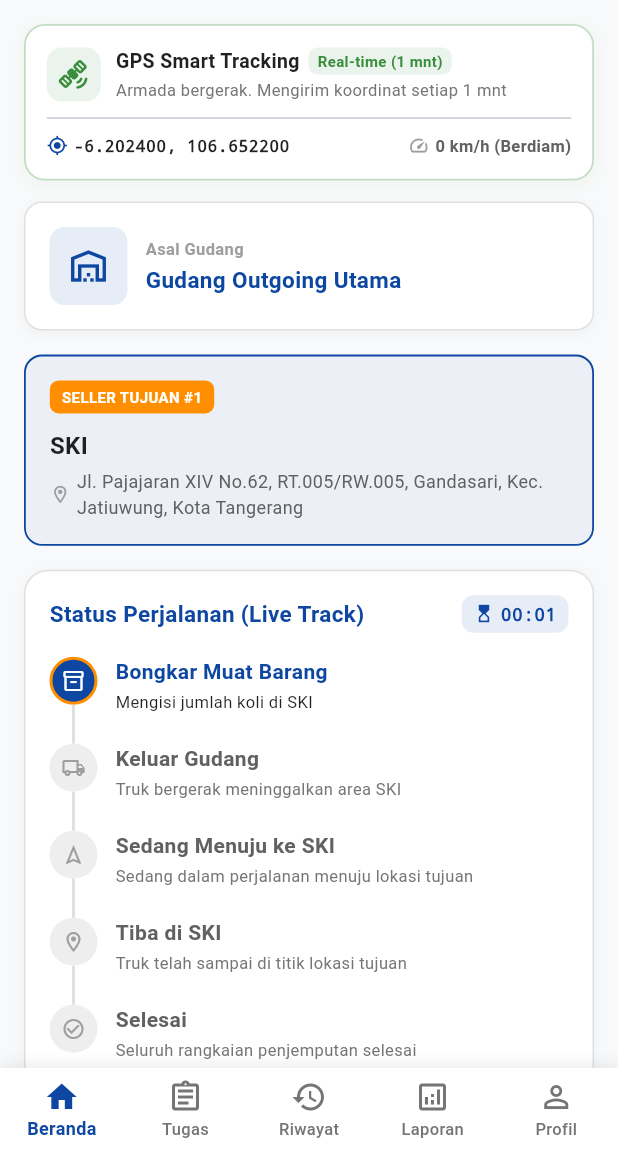
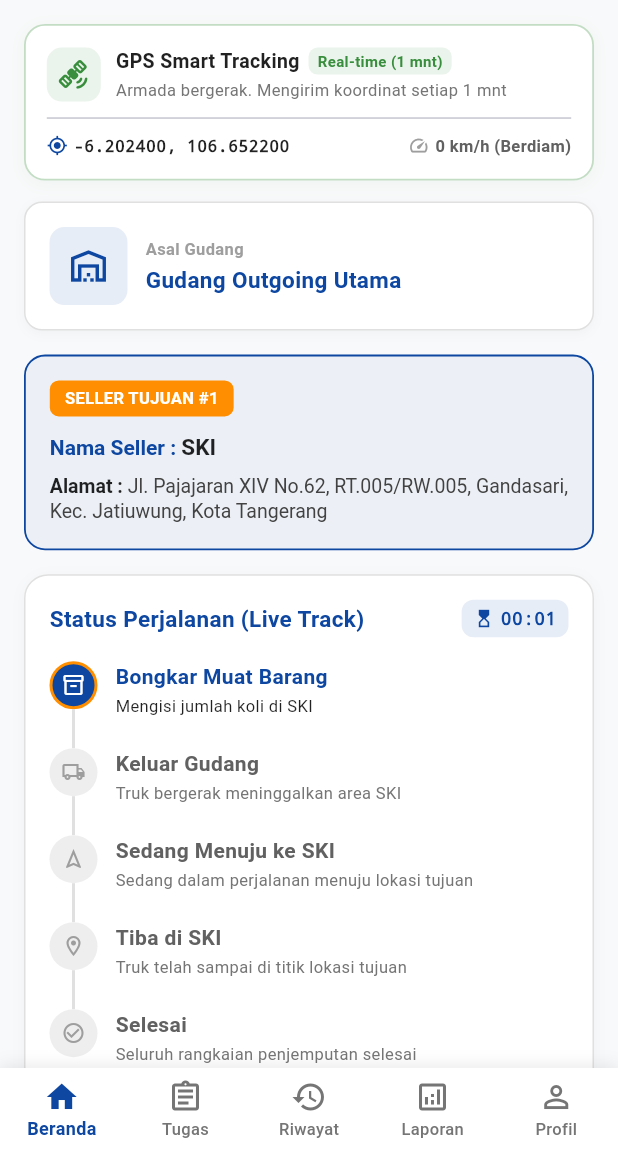
Before and after one commit to YonatanSilitonga/Driver, a Flutter app: the screen it shows after launch, after a tap on "Masuk", after a tap on "Mulai Perjalanan", on a phone screen of 412 x 824 dp, the part 84-1236 px from its top. Run offline on Flutter 3.47's test engine with Material 3 defaults, Android fonts, the phone set to English and light mode, and no system bars; our stand-ins replace dio, geolocator, shared_preferences; network calls fail.

Commit message:
fix: rute awaludin, tombol koli, dan perbaikan izin internet rilis

```diff
--- a/lib/screens/home_screen.dart
+++ b/lib/screens/home_screen.dart
@@ -114,6 +114,7 @@ class _HomeScreenState extends State<HomeScreen> {
   // Dummy Live GPS Coordinates
   double _latitude = -6.2024;
   double _longitude = 106.6522;
+  int _currentSpeedKmH = 0;
 
   // Identitas tracking (dari konfigurasi, bukan hardcode)
   int _idDriver = 3;
@@ -174,7 +175,7 @@ class _HomeScreenState extends State<HomeScreen> {
     try {
       final pos = await Geolocator.getCurrentPosition(
         locationSettings: const LocationSettings(
-          accuracy: LocationAccuracy.medium,
+          accuracy: LocationAccuracy.high,
           timeLimit: Duration(seconds: 10),
         ),
       );
@@ -182,6 +183,9 @@ class _HomeScreenState extends State<HomeScreen> {
       setState(() {
         _latitude = pos.latitude;
         _longitude = pos.longitude;
+        // Konversi m/s ke km/h
+        final speedMs = pos.speed < 0 ? 0.0 : pos.speed;
+        _currentSpeedKmH = (speedMs * 3.6).round();
       });
     } catch (_) {
       // Pertahankan koordinat terakhir jika GPS belum siap
@@ -212,19 +216,20 @@ class _HomeScreenState extends State<HomeScreen> {
             );
           }).toList();
 
-          // Urutkan Rute Khusus AWALUDIN: 1. SKI -> 2. TITIP AJA -> 3. Gateway Tangerang
+          // Filter & Urutkan Rute Khusus AWALUDIN: 1. SKI -> 2. TITIP AJA -> 3. Gateway Tangerang
           final routeOrder = ['SKI', 'TITIP AJA', 'Gateway'];
-          fetched.sort((a, b) {
+          final filtered = fetched.where((s) {
+            return routeOrder.any((name) => s.name.toUpperCase().contains(name.toUpperCase()));
+          }).toList();
+
+          filtered.sort((a, b) {
             final idxA = routeOrder.indexWhere((name) => a.name.toUpperCase().contains(name.toUpperCase()));
             final idxB = routeOrder.indexWhere((name) => b.name.toUpperCase().contains(name.toUpperCase()));
-            if (idxA != -1 && idxB != -1) return idxA.compareTo(idxB);
-            if (idxA != -1) return -1;
-            if (idxB != -1) return 1;
-            return 0;
+            return idxA.compareTo(idxB);
           });
 
           setState(() {
-            _allSellers = fetched;
+            _allSellers = filtered.isNotEmpty ? filtered : _allSellers;
           });
         }
       }
@@ -272,7 +277,7 @@ class _HomeScreenState extends State<HomeScreen> {
 
               final secondsSinceLastSent = now.difference(_lastSentTime!).inSeconds;
               if (secondsSinceLastSent >= 60) {
-                _sendInstantTracking(speed: 30);
+                _sendInstantTracking(speed: _currentSpeedKmH);
               }
             } else {
               final secondsSinceLastMove = now.difference(_lastMovementTime!).inSeconds;
@@ -353,7 +358,7 @@ class _HomeScreenState extends State<HomeScreen> {
     _sendInstantTracking();
   }
 
-  void _sendInstantTracking({int speed = 0, int durasiDetik = 0, TripStage? stage}) {
+  void _sendInstantTracking({int? speed, int durasiDetik = 0, TripStage? stage}) {
     final now = DateTime.now();
     _lastSentLat = _latitude;
     _lastSentLng = _longitude;
@@ -362,7 +367,7 @@ class _HomeScreenState extends State<HomeScreen> {
     ApiClient.sendTrackingData(
       latitude: _latitude,
       longitude: _longitude,
-      speed: speed,
+      speed: speed ?? _currentSpeedKmH,
       status: _stageToStatusKey(stage ?? _currentStage),
       koli: _currentActualKoli,
       durasiDetik: durasiDetik,
@@ -996,24 +1001,6 @@ class _HomeScreenState extends State<HomeScreen> {
                   ),
                 ],
               ),
-              Container(
-                padding: const EdgeInsets.symmetric(horizontal: 10, vertical: 4),
-                decoration: BoxDecoration(
-                  color: Colors.green[50],
-                  borderRadius: BorderRadius.circular(8),
-                  border: Border.all(color: Colors.green.shade300),
-                ),
-                child: const Row(
-                  children: [
-                    Icon(Icons.check_circle, color: Colors.green, size: 12),
-                    SizedBox(width: 4),
-                    Text(
-                      'Tersedia',
-                      style: TextStyle(fontSize: 11, fontWeight: FontWeight.bold, color: Colors.green),
-                    ),
-                  ],
-                ),
-              ),
             ],
           ),
           const SizedBox(height: 12),
@@ -1205,7 +1192,7 @@ class _HomeScreenState extends State<HomeScreen> {
       padding: const EdgeInsets.all(16),
       decoration: BoxDecoration(
         color: const Color(0xFF0D47A1).withValues(alpha: 0.05),
-        borderRadius: BorderRadius.circular(12),
+        borderRadius: BorderRadius.circular(14),
         border: Border.all(color: const Color(0xFF0D47A1), width: 1.2),
       ),
       child: Column(
@@ -1215,35 +1202,48 @@ class _HomeScreenState extends State<HomeScreen> {
             mainAxisAlignment: MainAxisAlignment.spaceBetween,
             children: [
               Container(
-                padding: const EdgeInsets.symmetric(horizontal: 8, vertical: 4),
+                padding: const EdgeInsets.symmetric(horizontal: 10, vertical: 4),
                 decoration: BoxDecoration(
                   color: const Color(0xFFFF8F00),
                   borderRadius: BorderRadius.circular(6),
                 ),
                 child: Text(
                   'SELLER TUJUAN #${_completedStops.length + 1}',
-                  style: const TextStyle(color: Colors.white, fontSize: 10, fontWeight: FontWeight.bold),
+                  style: const TextStyle(color: Colors.white, fontSize: 11, fontWeight: FontWeight.bold),
                 ),
               ),
             ],
           ),
-          const SizedBox(height: 10),
-          Text(
-            seller.name,
-            style: const TextStyle(fontSize: 16, fontWeight: FontWeight.bold, color: Colors.black87),
-          ),
-          const SizedBox(height: 4),
-          Row(
-            children: [
-              const Icon(Icons.location_on_outlined, size: 14, color: Colors.grey),
-              const SizedBox(width: 4),
-              Expanded(
-                child: Text(
-                  seller.address,
-                  style: TextStyle(fontSize: 12, color: Colors.grey[700]),
-                ),
-              ),
-            ],
+          const SizedBox(height: 12),
+          RichText(
+            text: TextSpan(
+              style: const TextStyle(fontSize: 14, color: Colors.black87),
+              children: [
+                const TextSpan(
+                  text: 'Nama Seller : ',
+                  style: TextStyle(fontWeight: FontWeight.bold, color: Color(0xFF0D47A1)),
+                ),
+                TextSpan(
+                  text: seller.name,
+                  style: const TextStyle(fontWeight: FontWeight.bold, fontSize: 15),
+                ),
+              ],
+            ),
+          ),
+          const SizedBox(height: 8),
+          RichText(
+            text: TextSpan(
+              style: TextStyle(fontSize: 13, color: Colors.grey[800], height: 1.3),
+              children: [
+                const TextSpan(
+                  text: 'Alamat : ',
+                  style: TextStyle(fontWeight: FontWeight.bold, color: Colors.black87),
+                ),
+                TextSpan(
+                  text: seller.address,
+                ),
+              ],
+            ),
           ),
         ],
       ),
@@ -1662,7 +1662,95 @@ class _HomeScreenState extends State<HomeScreen> {
               ),
             ],
           ),
+          const SizedBox(height: 14),
+          // Tombol Tambah Cepat (+10, +100, +1000) & Reset
+          SingleChildScrollView(
+            scrollDirection: Axis.horizontal,
+            child: Row(
+              mainAxisAlignment: MainAxisAlignment.center,
+              children: [
+                _buildQuickAddChip(controller: controller, amount: 10, label: '+10'),
+                const SizedBox(width: 8),
+                _buildQuickAddChip(controller: controller, amount: 100, label: '+100'),
+                const SizedBox(width: 8),
+                _buildQuickAddChip(controller: controller, amount: 1000, label: '+1000'),
+                const SizedBox(width: 8),
+                _buildResetChip(controller: controller),
+              ],
+            ),
+          ),
         ],
+      ),
+    );
+  }
+
+  Widget _buildQuickAddChip({
+    required TextEditingController controller,
+    required int amount,
+    required String label,
+  }) {
+    return Material(
+      color: const Color(0xFFFF8F00).withValues(alpha: 0.1),
+      borderRadius: BorderRadius.circular(8),
+      child: InkWell(
+        onTap: () {
+          int val = int.tryParse(controller.text.trim()) ?? 0;
+          setState(() {
+            controller.text = (val + amount).toString();
+          });
+        },
+        borderRadius: BorderRadius.circular(8),
+        child: Container(
+          padding: const EdgeInsets.symmetric(horizontal: 12, vertical: 8),
+          decoration: BoxDecoration(
+            border: Border.all(color: const Color(0xFFFF8F00).withValues(alpha: 0.5)),
+            borderRadius: BorderRadius.circular(8),
+          ),
+          child: Text(
+            label,
+            style: const TextStyle(
+              fontSize: 13,
+              fontWeight: FontWeight.bold,
+              color: Color(0xFFD84315),
+            ),
+          ),
+        ),
+      ),
+    );
+  }
+
+  Widget _buildResetChip({required TextEditingController controller}) {
+    return Material(
+      color: Colors.grey[100],
+      borderRadius: BorderRadius.circular(8),
+      child: InkWell(
+        onTap: () {
+          setState(() {
+            controller.text = '0';
+          });
+        },
+        borderRadius: BorderRadius.circular(8),
+        child: Container(
+          padding: const EdgeInsets.symmetric(horizontal: 10, vertical: 8),
+          decoration: BoxDecoration(
+            border: Border.all(color: Colors.grey.shade400),
+            borderRadius: BorderRadius.circular(8),
+          ),
+          child: Row(
+            children: [
+              Icon(Icons.refresh, size: 14, color: Colors.grey[700]),
+              const SizedBox(width: 4),
+              Text(
+                'Reset',
+                style: TextStyle(
+                  fontSize: 12,
+                  fontWeight: FontWeight.bold,
+                  color: Colors.grey[800],
+                ),
+              ),
+            ],
+          ),
+        ),
       ),
     );
   }
--- a/lib/screens/login_screen.dart
+++ b/lib/screens/login_screen.dart
@@ -86,7 +86,7 @@ class _LoginScreenState extends State<LoginScreen> {
                         borderRadius: BorderRadius.circular(20),
                       ),
                       child: const Icon(
-                        Icons.hub_outlined,
+                        Icons.local_shipping_rounded,
                         color: Colors.white,
                         size: 40,
                       ),
--- a/lib/services/api_client.dart
+++ b/lib/services/api_client.dart
@@ -4,7 +4,8 @@ import 'package:dio/dio.dart';
 import 'package:shared_preferences/shared_preferences.dart';
 
 class ApiClient {
-  static const String _defaultUrl = 'http://127.0.0.1:8081/api/v1';
+  static const String _defaultUrl =
+      'https://violator-krypton-image.ngrok-free.dev/api/v1';
   static const String _fallbackUrl = 'http://192.168.20.244:8081/api/v1';
   static const String _tokenKey = 'auth_token';
 
@@ -25,6 +26,7 @@ class ApiClient {
         headers: {
           'Accept': 'application/json',
           'Content-Type': 'application/json',
+          'ngrok-skip-browser-warning': 'true', // Wajib untuk API via Ngrok Free
         },
       ),
     );
@@ -165,20 +167,11 @@ class ApiClient {
     required double longitude,
     int durasiDetik = 0,
   }) async {
-    if (idRitase <= 0) {
-      print('⚠️ [STATUS] id_ritase 0, mengirim via tracking endpoint...');
-      return sendTrackingData(
-        latitude: latitude,
-        longitude: longitude,
-        speed: 0,
-        status: status,
-        durasiDetik: durasiDetik,
-      );
-    }
+    final targetId = idRitase > 0 ? idRitase : 4;
     try {
-      print('📤 [STATUS] Update $idRitase -> $status ($durasiDetik dtk)');
+      print('📤 [STATUS] Update $targetId -> $status ($durasiDetik dtk)');
       final res = await dio.post(
-        '/armada/ritase/$idRitase/status',
+        '/armada/ritase/$targetId/status',
         data: {
           'status': status,
           'latitude': latitude,
```
Also changed, not shown: 1 other file.
